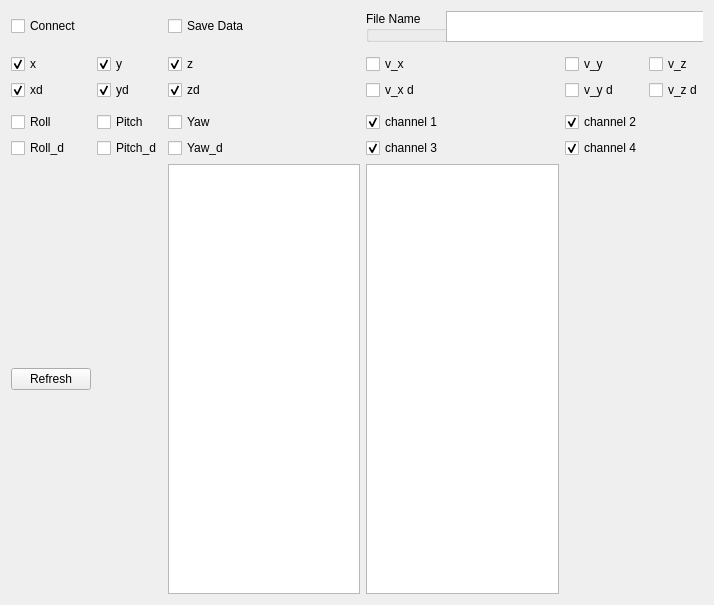
This is gui/src/gui/positionPlot.ui in massimilianop/sml_under_development as Qt 5 draws it before an edit. The edited form follows.
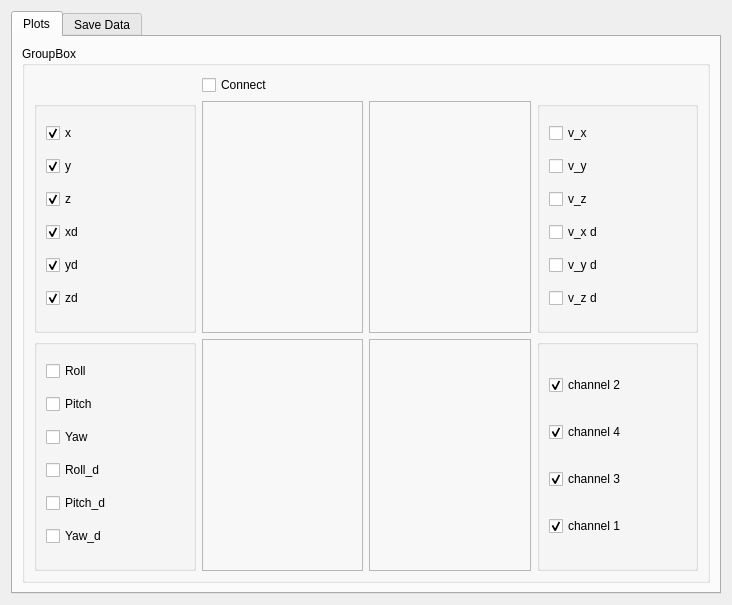
This is the edited form.

Commit message:
One pyqtsignal only on the gui positionPlot
Rather than one pyqtsignal per position component, velocity component, etc,
just one pqqtsignal is necessary, whose type is now derived from the message
that the gui is subscribed to

Also, move the labels to the sides of the plots, rather than below the plots

```diff
--- a/gui/src/gui/positionPlot.ui
+++ b/gui/src/gui/positionPlot.ui
@@ -6,7 +6,7 @@
    <rect>
     <x>0</x>
     <y>0</y>
-    <width>714</width>
+    <width>732</width>
     <height>605</height>
    </rect>
   </property>
@@ -17,225 +17,100 @@
    <string notr="true"/>
   </property>
   <layout class="QGridLayout" name="gridLayout">
-   <item row="0" column="4" colspan="3">
-    <widget class="QGroupBox" name="groupBox">
+   <item row="0" column="1">
+    <widget class="QTabWidget" name="tabWidget">
+     <property name="currentIndex">
+      <number>0</number>
+     </property>
+     <widget class="QWidget" name="tab">
+      <attribute name="title">
+       <string>Plots</string>
+      </attribute>
+      <layout class="QGridLayout" name="gridLayout_8">
+       <item row="0" column="0">
+        <widget class="QGroupBox" name="groupBox_2">
      <property name="title">
-      <string>File Name</string>
-     </property>
-     <widget class="QPlainTextEdit" name="input_file_name">
-      <property name="geometry">
-       <rect>
-        <x>80</x>
-        <y>0</y>
-        <width>261</width>
-        <height>31</height>
-       </rect>
-      </property>
-     </widget>
-    </widget>
-   </item>
-   <item row="6" column="1">
-    <widget class="QCheckBox" name="Xcheck">
-     <property name="text">
-      <string>x</string>
-     </property>
-     <property name="checked">
-      <bool>true</bool>
-     </property>
-    </widget>
-   </item>
-   <item row="8" column="1">
-    <widget class="QCheckBox" name="Xdcheck">
-     <property name="text">
-      <string>xd</string>
-     </property>
-     <property name="checked">
-      <bool>true</bool>
+          <string>GroupBox</string>
+         </property>
+         <layout class="QGridLayout" name="gridLayout_3">
+          <item row="3" column="2">
+           <widget class="QFrame" name="frame_2">
+            <property name="frameShape">
+             <enum>QFrame::StyledPanel</enum>
+            </property>
+            <property name="frameShadow">
+             <enum>QFrame::Raised</enum>
+            </property>
+           </widget>
+          </item>
+          <item row="7" column="2">
+           <widget class="QFrame" name="frame_4">
+            <property name="frameShape">
+             <enum>QFrame::StyledPanel</enum>
+            </property>
+            <property name="frameShadow">
+             <enum>QFrame::Raised</enum>
      </property>
     </widget>
    </item>
-   <item row="8" column="2">
-    <widget class="QCheckBox" name="Ydcheck">
-     <property name="text">
-      <string>yd</string>
-     </property>
-     <property name="checked">
-      <bool>true</bool>
-     </property>
-    </widget>
-   </item>
-   <item row="6" column="2">
-    <widget class="QCheckBox" name="Ycheck">
-     <property name="text">
-      <string>y</string>
-     </property>
-     <property name="checked">
-      <bool>true</bool>
-     </property>
-    </widget>
-   </item>
-   <item row="8" column="3">
-    <widget class="QCheckBox" name="Zdcheck">
-     <property name="text">
-      <string>zd</string>
-     </property>
-     <property name="checked">
-      <bool>true</bool>
-     </property>
-    </widget>
-   </item>
-   <item row="20" column="1">
-    <widget class="QCheckBox" name="Roll_check">
-     <property name="text">
-      <string>Roll</string>
-     </property>
-    </widget>
-   </item>
-   <item row="20" column="2">
-    <widget class="QCheckBox" name="Pitch_check">
-     <property name="text">
-      <string>Pitch</string>
-     </property>
-    </widget>
-   </item>
-   <item row="20" column="3">
-    <widget class="QCheckBox" name="Yaw_check">
-     <property name="text">
-      <string>Yaw</string>
-     </property>
-    </widget>
-   </item>
-   <item row="21" column="1">
-    <widget class="QCheckBox" name="Rolld_check">
-     <property name="text">
-      <string>Roll_d</string>
-     </property>
-    </widget>
-   </item>
-   <item row="21" column="2">
-    <widget class="QCheckBox" name="Pitchd_check">
-     <property name="text">
-      <string>Pitch_d</string>
-     </property>
-    </widget>
-   </item>
-   <item row="21" column="3">
-    <widget class="QCheckBox" name="Yawd_check">
-     <property name="text">
-      <string>Yaw_d</string>
-     </property>
-    </widget>
-   </item>
-   <item row="0" column="3">
-    <widget class="QCheckBox" name="ButtonRequestSave">
-     <property name="text">
-      <string>Save Data</string>
-     </property>
-    </widget>
-   </item>
-   <item row="6" column="4">
+          <item row="3" column="3">
+           <widget class="QGroupBox" name="groupBox_4">
+            <property name="title">
+             <string/>
+            </property>
+            <layout class="QVBoxLayout" name="verticalLayout_3">
+             <item>
     <widget class="QCheckBox" name="Xvelcheck">
      <property name="text">
       <string>v_x</string>
      </property>
     </widget>
    </item>
-   <item row="6" column="5">
+             <item>
     <widget class="QCheckBox" name="Yvelcheck">
      <property name="text">
       <string>v_y</string>
      </property>
     </widget>
    </item>
-   <item row="6" column="3">
-    <widget class="QCheckBox" name="Zcheck">
-     <property name="text">
-      <string>z</string>
-     </property>
-     <property name="checked">
-      <bool>true</bool>
-     </property>
-    </widget>
-   </item>
-   <item row="6" column="6">
+             <item>
     <widget class="QCheckBox" name="Zvelcheck">
      <property name="text">
       <string>v_z</string>
      </property>
     </widget>
    </item>
-   <item row="4" column="4" colspan="3">
-    <widget class="QFrame" name="frame_2">
-     <property name="frameShape">
-      <enum>QFrame::StyledPanel</enum>
-     </property>
-     <property name="frameShadow">
-      <enum>QFrame::Raised</enum>
-     </property>
-    </widget>
-   </item>
-   <item row="4" column="1" colspan="3">
-    <widget class="QFrame" name="frame">
-     <property name="frameShape">
-      <enum>QFrame::StyledPanel</enum>
-     </property>
-     <property name="frameShadow">
-      <enum>QFrame::Raised</enum>
-     </property>
-    </widget>
-   </item>
-   <item row="8" column="4">
+             <item>
     <widget class="QCheckBox" name="Xdvelcheck">
      <property name="text">
       <string>v_x d</string>
      </property>
     </widget>
    </item>
-   <item row="8" column="5">
+             <item>
     <widget class="QCheckBox" name="Ydvelcheck">
      <property name="text">
       <string>v_y d</string>
      </property>
     </widget>
    </item>
-   <item row="8" column="6">
+             <item>
     <widget class="QCheckBox" name="Zdvelcheck">
      <property name="text">
       <string>v_z d</string>
      </property>
     </widget>
    </item>
-   <item row="19" column="1" colspan="3">
-    <widget class="QFrame" name="frame_3">
-     <property name="frameShape">
-      <enum>QFrame::StyledPanel</enum>
-     </property>
-     <property name="frameShadow">
-      <enum>QFrame::Raised</enum>
-     </property>
-    </widget>
-   </item>
-   <item row="19" column="4" colspan="3">
-    <widget class="QFrame" name="frame_4">
-     <property name="frameShape">
-      <enum>QFrame::StyledPanel</enum>
-     </property>
-     <property name="frameShadow">
-      <enum>QFrame::Raised</enum>
-     </property>
-    </widget>
-   </item>
-   <item row="20" column="4">
-    <widget class="QCheckBox" name="Ch1check">
-     <property name="text">
-      <string>channel 1</string>
-     </property>
-     <property name="checked">
-      <bool>true</bool>
-     </property>
-    </widget>
-   </item>
-   <item row="20" column="5">
+            </layout>
+           </widget>
+          </item>
+          <item row="7" column="3">
+           <widget class="QGroupBox" name="groupBox_6">
+            <property name="title">
+             <string/>
+            </property>
+            <layout class="QVBoxLayout" name="verticalLayout_4">
+             <item>
     <widget class="QCheckBox" name="Ch2check">
      <property name="text">
       <string>channel 2</string>
@@ -245,7 +120,7 @@
      </property>
     </widget>
    </item>
-   <item row="21" column="5">
+             <item>
     <widget class="QCheckBox" name="Ch4check">
      <property name="text">
       <string>channel 4</string>
@@ -255,7 +130,7 @@
      </property>
     </widget>
    </item>
-   <item row="21" column="4">
+             <item>
     <widget class="QCheckBox" name="Ch3check">
      <property name="text">
       <string>channel 3</string>
@@ -265,6 +140,98 @@
      </property>
     </widget>
    </item>
+             <item>
+              <widget class="QCheckBox" name="Ch1check">
+               <property name="text">
+                <string>channel 1</string>
+               </property>
+               <property name="checked">
+                <bool>true</bool>
+               </property>
+              </widget>
+             </item>
+            </layout>
+           </widget>
+          </item>
+          <item row="7" column="1">
+           <widget class="QFrame" name="frame_3">
+            <property name="frameShape">
+             <enum>QFrame::StyledPanel</enum>
+            </property>
+            <property name="frameShadow">
+             <enum>QFrame::Raised</enum>
+            </property>
+           </widget>
+          </item>
+          <item row="3" column="0">
+           <widget class="QGroupBox" name="groupBox_3">
+            <property name="title">
+             <string/>
+            </property>
+            <layout class="QVBoxLayout" name="verticalLayout">
+             <item>
+              <widget class="QCheckBox" name="Xcheck">
+               <property name="text">
+                <string>x</string>
+               </property>
+               <property name="checked">
+                <bool>true</bool>
+               </property>
+              </widget>
+             </item>
+             <item>
+              <widget class="QCheckBox" name="Ycheck">
+               <property name="text">
+                <string>y</string>
+               </property>
+               <property name="checked">
+                <bool>true</bool>
+               </property>
+              </widget>
+             </item>
+             <item>
+              <widget class="QCheckBox" name="Zcheck">
+               <property name="text">
+                <string>z</string>
+               </property>
+               <property name="checked">
+                <bool>true</bool>
+               </property>
+              </widget>
+             </item>
+             <item>
+              <widget class="QCheckBox" name="Xdcheck">
+               <property name="text">
+                <string>xd</string>
+               </property>
+               <property name="checked">
+                <bool>true</bool>
+               </property>
+              </widget>
+             </item>
+             <item>
+              <widget class="QCheckBox" name="Ydcheck">
+               <property name="text">
+                <string>yd</string>
+               </property>
+               <property name="checked">
+                <bool>true</bool>
+               </property>
+              </widget>
+             </item>
+             <item>
+              <widget class="QCheckBox" name="Zdcheck">
+               <property name="text">
+                <string>zd</string>
+               </property>
+               <property name="checked">
+                <bool>true</bool>
+               </property>
+              </widget>
+             </item>
+            </layout>
+           </widget>
+          </item>
    <item row="0" column="1">
     <widget class="QCheckBox" name="ButtonSubscribe">
      <property name="text">
@@ -275,17 +242,116 @@
      </property>
     </widget>
    </item>
-   <item row="22" column="4">
-    <widget class="QListWidget" name="list_pdf_files"/>
-   </item>
-   <item row="22" column="3">
-    <widget class="QListWidget" name="list_text_files"/>
-   </item>
-   <item row="22" column="1">
+          <item row="3" column="1">
+           <widget class="QFrame" name="frame">
+            <property name="frameShape">
+             <enum>QFrame::StyledPanel</enum>
+            </property>
+            <property name="frameShadow">
+             <enum>QFrame::Raised</enum>
+            </property>
+           </widget>
+          </item>
+          <item row="7" column="0">
+           <widget class="QGroupBox" name="groupBox_5">
+            <property name="title">
+             <string/>
+            </property>
+            <layout class="QVBoxLayout" name="verticalLayout_2">
+             <item>
+              <widget class="QCheckBox" name="Roll_check">
+               <property name="text">
+                <string>Roll</string>
+               </property>
+              </widget>
+             </item>
+             <item>
+              <widget class="QCheckBox" name="Pitch_check">
+               <property name="text">
+                <string>Pitch</string>
+               </property>
+              </widget>
+             </item>
+             <item>
+              <widget class="QCheckBox" name="Yaw_check">
+               <property name="text">
+                <string>Yaw</string>
+               </property>
+              </widget>
+             </item>
+             <item>
+              <widget class="QCheckBox" name="Rolld_check">
+               <property name="text">
+                <string>Roll_d</string>
+               </property>
+              </widget>
+             </item>
+             <item>
+              <widget class="QCheckBox" name="Pitchd_check">
+               <property name="text">
+                <string>Pitch_d</string>
+               </property>
+              </widget>
+             </item>
+             <item>
+              <widget class="QCheckBox" name="Yawd_check">
+               <property name="text">
+                <string>Yaw_d</string>
+               </property>
+              </widget>
+             </item>
+            </layout>
+           </widget>
+          </item>
+         </layout>
+        </widget>
+       </item>
+      </layout>
+     </widget>
+     <widget class="QWidget" name="tab_2">
+      <attribute name="title">
+       <string>Save Data</string>
+      </attribute>
+      <layout class="QGridLayout" name="gridLayout_9">
+       <item row="4" column="0" colspan="4">
     <widget class="QPushButton" name="refresh_button">
      <property name="text">
       <string>Refresh</string>
      </property>
+        </widget>
+       </item>
+       <item row="3" column="0">
+        <widget class="QListWidget" name="list_text_files"/>
+       </item>
+       <item row="3" column="1">
+        <widget class="QListWidget" name="list_pdf_files"/>
+       </item>
+       <item row="2" column="0">
+        <widget class="QCheckBox" name="ButtonRequestSave">
+         <property name="text">
+          <string>Save Data</string>
+         </property>
+        </widget>
+       </item>
+       <item row="2" column="1">
+        <widget class="QGroupBox" name="groupBox">
+         <property name="title">
+          <string>File Name</string>
+         </property>
+         <widget class="QPlainTextEdit" name="input_file_name">
+          <property name="geometry">
+           <rect>
+            <x>80</x>
+            <y>0</y>
+            <width>261</width>
+            <height>31</height>
+           </rect>
+          </property>
+         </widget>
+        </widget>
+       </item>
+      </layout>
+     </widget>
     </widget>
    </item>
   </layout>
```
Lines whose indentation alone changed are shown as unchanged. The commit also changes 1 other file.
